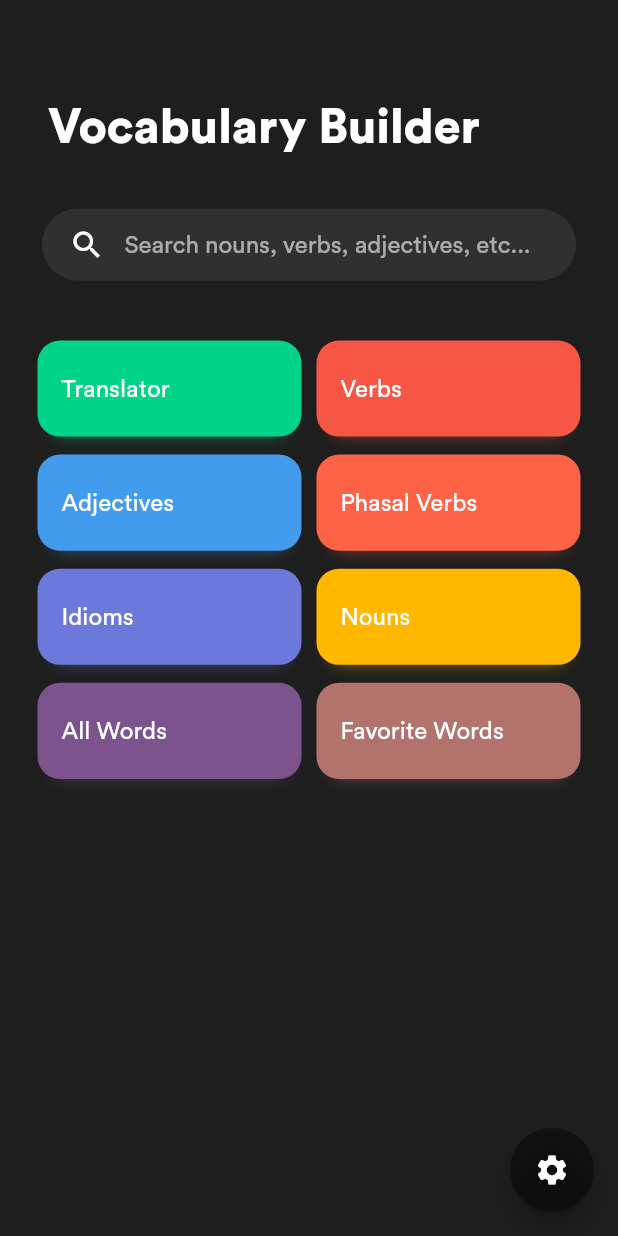
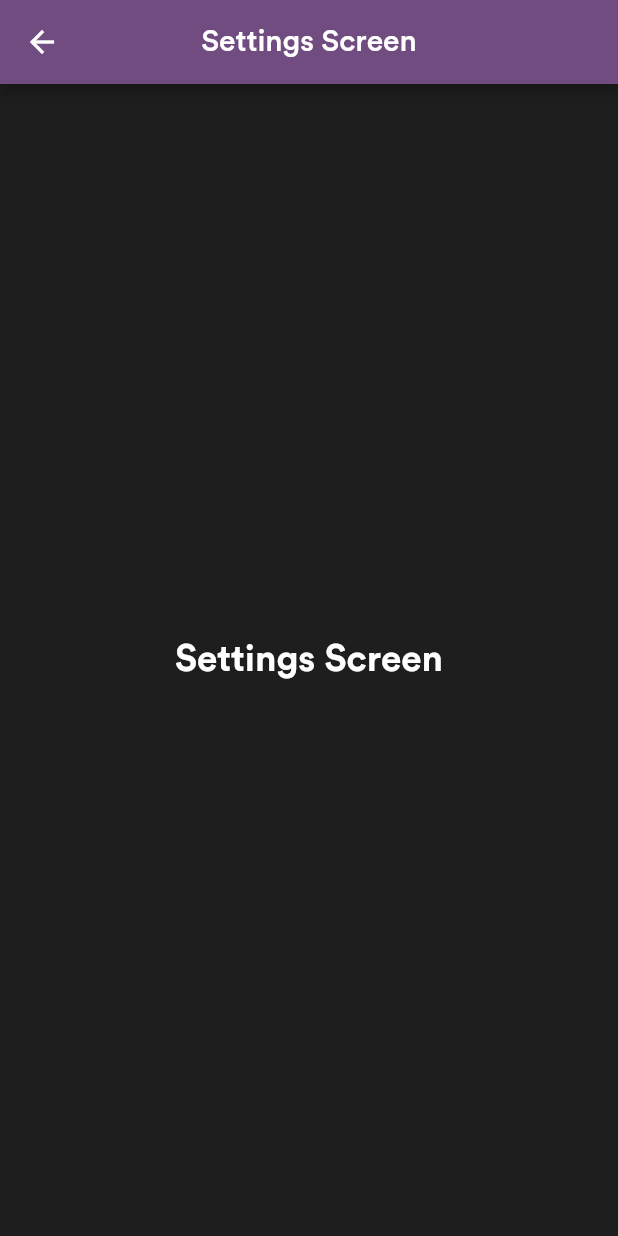
Before and after one commit to JoshuaR503/Vocabulary-Builder, a Flutter app: the screen it shows after launch, after a tap on the "settings" icon, on a phone screen of 412 x 824 dp. Run offline on Flutter 3.47's test engine with Material 2 defaults, Android fonts, the phone set to English and light mode, and no system bars; our stand-ins replace audioplayers, bloc, data_connection_checker, dio, equatable, flutter_bloc and 6 more; missing offline and left inert: firebase_admob, flutter_web_browser, material_search; accounts and stored records are empty.

Commit message:
Added new screens

```diff
--- a/lib/main.dart
+++ b/lib/main.dart
@@ -120,7 +120,11 @@ import 'package:vocabulary_builder/v2/blocs/delegate.dart';
 import 'package:vocabulary_builder/v2/blocs/theme/bloc.dart';
 import 'package:vocabulary_builder/v2/blocs/words/bloc.dart';
 import 'package:vocabulary_builder/v2/config/themes/themes.dart';
+
 import 'package:vocabulary_builder/v2/screens/home/home.dart';
+import 'package:vocabulary_builder/v2/screens/saved/saved.dart';
+import 'package:vocabulary_builder/v2/screens/settings/settings.dart';
+import 'package:vocabulary_builder/v2/screens/translator/translator.dart';
 
 void main() async {
 
@@ -146,6 +150,9 @@ class VocabularyBuilderApp extends StatelessWidget {
 
   final Map<String, WidgetBuilder> routes = {
     '/': (BuildContext context) => Home(),
+    '/saved': (BuildContext context) => SavedWordsScreen(),
+    '/settings': (BuildContext context) => SettingsScreen(),
+    '/translator': (BuildContext context) => TranslatorScreen(),
   };
 
   @override
--- a/lib/v2/config/colors.dart
+++ b/lib/v2/config/colors.dart
@@ -2,12 +2,12 @@ import 'package:flutter/material.dart';
 
 class AppColors {
   static const Color black = Color(0xFF303943);
-  static const Color blue = Color(0xFF429BED);
+  static const Color blue = Color(0xFF3092eb);
   static const Color brown = Color(0xFFB1736C);
   static const Color grey = Color(0x64303943);
-  static const Color indigo = Color(0xFF6C79DB);
+  static const Color indigo = Color(0xFF5c6bd7);
 
-  static const Color purple = Color(0xFF7C538C);
+  static const Color purple = Color(0xFF714c80);
   static const Color red = Color(0xFFf55645);
   static const Color teal = Color(0xFF00D488);
   static const Color yellow = Color(0xFFF6C747);
--- a/lib/v2/models/category.dart
+++ b/lib/v2/models/category.dart
@@ -4,10 +4,12 @@ class WordCategory {
   const WordCategory({
     @required this.name,
     @required this.color,
+    @required this.routeName,
     this.isSpecial = false,
   });
 
   final Color color;
   final String name;
+  final String routeName;
   final bool isSpecial;
 }
--- a/lib/v2/screens/home/home.dart
+++ b/lib/v2/screens/home/home.dart
@@ -1,8 +1,4 @@
 import 'package:flutter/material.dart';
-import 'package:flutter_bloc/flutter_bloc.dart';
-import 'package:shared_preferences/shared_preferences.dart';
-import 'package:vocabulary_builder/v2/blocs/theme/bloc.dart';
-
 import 'package:vocabulary_builder/v2/config/config.dart';
 import 'package:vocabulary_builder/v2/widgets/components/container.dart';
 
@@ -24,20 +20,6 @@ class _HomeState extends State<Home> {
   @override
   void dispose() {
     super.dispose();
-  }
-
-  void _changeTheme() async {
-
-    final sp = await SharedPreferences.getInstance();
-    final currentTheme = sp.getString('app_theme') ?? false;
-    final bool isLight = currentTheme == 'Light';
-    final String theme = isLight
-    ? 'Dark'
-    : 'Light';
-
-    BlocProvider
-      .of<ThemeBloc>(context)
-      .dispatch(ThemeChanged(theme: theme));
   }
 
   Widget _buildAppTitle() {
@@ -75,7 +57,11 @@ class _HomeState extends State<Home> {
   Widget _buildButton() {
     return FloatingActionButton(
       child: Icon(Icons.settings),
-      onPressed: _changeTheme
+      onPressed: () {
+        Navigator
+        .of(context)
+        .pushNamed('/settings');
+      }
     );
   }
 
--- /dev/null
+++ b/lib/v2/screens/settings/settings.dart
@@ -0,0 +1,35 @@
+
+import 'package:flutter/material.dart';
+import 'package:vocabulary_builder/v2/config/colors.dart';
+import 'package:vocabulary_builder/v2/screens/word/widgets/styles.dart';
+
+class SettingsScreen extends StatefulWidget {
+  @override
+  _SettingsScreenState createState() => _SettingsScreenState();
+}
+
+class _SettingsScreenState extends State<SettingsScreen> {
+  @override
+  Widget build(BuildContext context) {
+    return Scaffold(
+      appBar: AppBar(
+        backgroundColor: AppColors.purple,
+        title: Text('Settings Screen'),
+        centerTitle: true,
+      ),
+
+      body: Container(
+        height: MediaQuery.of(context).size.height,
+        decoration: BoxDecoration(color: Theme.of(context).accentColor),
+        child: SafeArea(
+          child: Center(
+            child: Text(
+              'Settings Screen',
+              style: TextStyles.titleStyle,
+            ),
+          )
+        )
+      ),
+    );
+  }
+}
```
Also changed, not shown: lib/v2/config/categories.dart (+10 -2 lines), lib/v2/screens/help/help.dart (added, +68 -0 lines), lib/v2/screens/home/widgets/category_list.dart (+16 -10 lines), lib/v2/screens/saved/saved.dart (added, +35 -0 lines), lib/v2/screens/translator/translator.dart (added, +35 -0 lines), lib/v2/screens/word/word.dart (+30 -18 lines).
